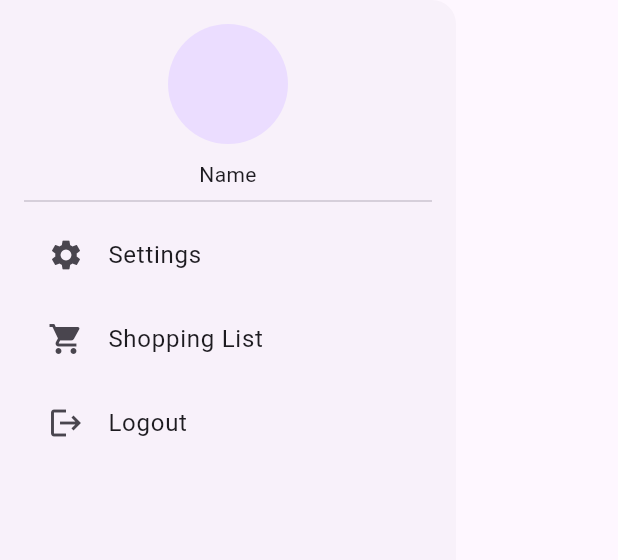
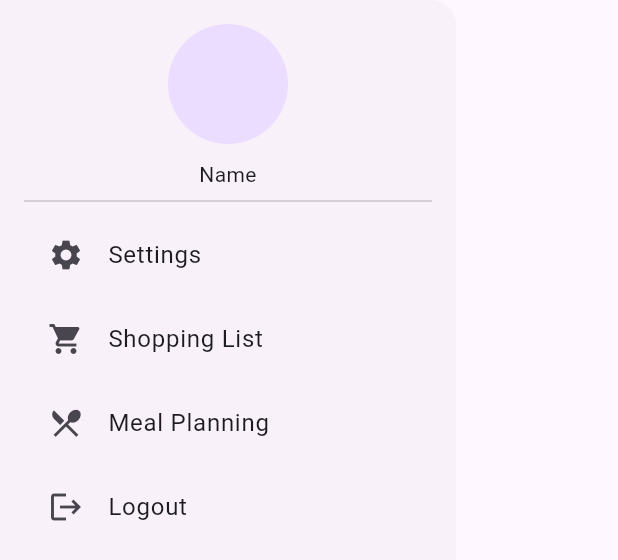
Before and after one commit to hananzatar2001/CookMate, a Flutter app: the CustomDrawer widget shown alone on an empty page, opened directly, on a phone screen of 412 x 824 dp. Shown: the top 560 px of the screen. Run offline on Flutter 3.47's test engine with Material 3 defaults, Android fonts, the phone set to English and light mode, and no system bars; our stand-ins replace firebase_core; accounts and stored records are empty.

Commit message:
Update hamburger_menu.dart

```diff
--- a/lib/frontend/widgets/hamburger_menu.dart
+++ b/lib/frontend/widgets/hamburger_menu.dart
@@ -1,4 +1,6 @@
 import 'package:flutter/material.dart';
+import '../../frontend/screens/shopping_list_screen.dart';
+import '../../frontend/screens/meal_planning_screen.dart';
 
 class CustomDrawer extends StatelessWidget {
   const CustomDrawer({super.key});
@@ -8,14 +10,33 @@ class CustomDrawer extends StatelessWidget {
     return Drawer(
       child: ListView(
         padding: const EdgeInsets.all(16),
-        children: const [
-          CircleAvatar(radius: 40),
-          SizedBox(height: 10),
-          Text('Name', textAlign: TextAlign.center),
-          Divider(),
-          ListTile(leading: Icon(Icons.settings), title: Text('Settings')),
-          ListTile(leading: Icon(Icons.shopping_cart), title: Text('Shopping List')),
-          ListTile(leading: Icon(Icons.logout), title: Text('Logout')),
+        children: [
+          const CircleAvatar(radius: 40),
+          const SizedBox(height: 10),
+          const Text('Name', textAlign: TextAlign.center),
+          const Divider(),
+          const ListTile(leading: Icon(Icons.settings), title: Text('Settings')),
+          ListTile(
+            leading: const Icon(Icons.shopping_cart),
+            title: const Text('Shopping List'),
+            onTap: () {
+              Navigator.push(
+                context,
+                MaterialPageRoute(builder: (context) => const ShoppingListScreen()),
+              );
+            },
+          ),
+          ListTile(
+            leading: const Icon(Icons.restaurant_menu),
+            title: const Text('Meal Planning'),
+            onTap: () {
+              Navigator.push(
+                context,
+                MaterialPageRoute(builder: (context) => MealPlanningScreen()),
+              );
+            },
+          ),
+          const ListTile(leading: Icon(Icons.logout), title: Text('Logout')),
         ],
       ),
     );
```
